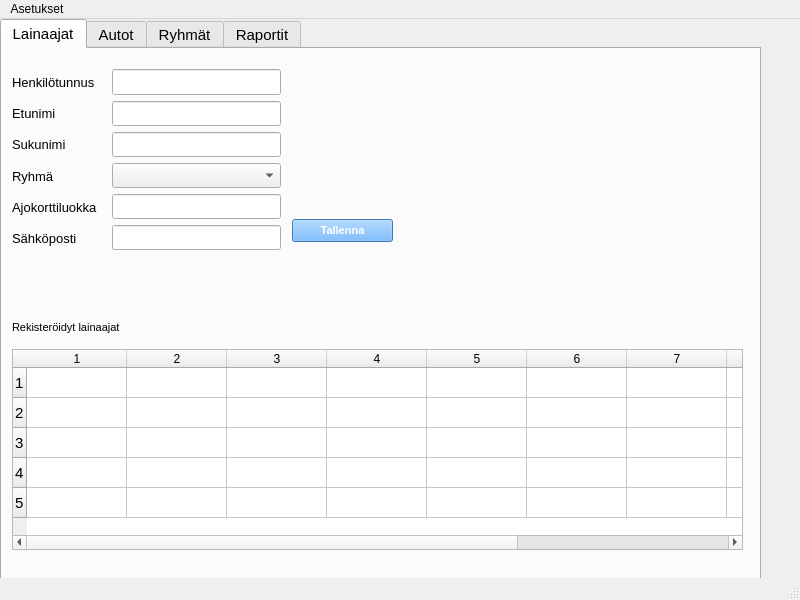
Above: administrative.ui from jannatuovinen/Autolainaus before the change. Below: the same form after it.
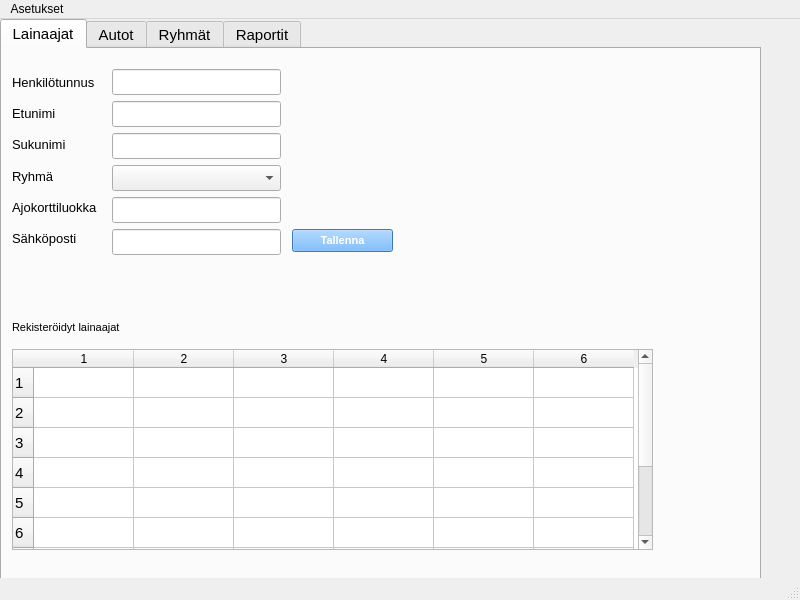
That is the form after the change. The open tabs and pages were chosen to show the change. Icons and pictures are not drawn.

```diff
--- a/administrative.ui
+++ b/administrative.ui
@@ -44,25 +44,26 @@
        <rect>
         <x>10</x>
         <y>300</y>
-        <width>731</width>
+        <width>641</width>
         <height>201</height>
        </rect>
       </property>
       <property name="rowCount">
-       <number>5</number>
-      </property>
-      <property name="columnCount">
        <number>10</number>
       </property>
+      <property name="columnCount">
+       <number>6</number>
+      </property>
       <row/>
       <row/>
       <row/>
       <row/>
       <row/>
-      <column/>
-      <column/>
-      <column/>
-      <column/>
+      <row/>
+      <row/>
+      <row/>
+      <row/>
+      <row/>
       <column/>
       <column/>
       <column/>
@@ -92,7 +93,7 @@
       <property name="geometry">
        <rect>
         <x>290</x>
-        <y>170</y>
+        <y>180</y>
         <width>101</width>
         <height>23</height>
        </rect>
@@ -100,7 +101,6 @@
       <property name="font">
        <font>
         <pointsize>8</pointsize>
-        <weight>75</weight>
         <bold>true</bold>
        </font>
       </property>
@@ -131,7 +131,7 @@
         <x>110</x>
         <y>20</y>
         <width>169</width>
-        <height>181</height>
+        <height>188</height>
        </rect>
       </property>
       <layout class="QVBoxLayout" name="verticalLayout_3">
@@ -196,7 +196,7 @@
        <rect>
         <x>10</x>
         <y>21</y>
-        <width>86</width>
+        <width>88</width>
         <height>181</height>
        </rect>
       </property>
```
Left out of the diff: 36 changed lines with no effect on the pictures.
